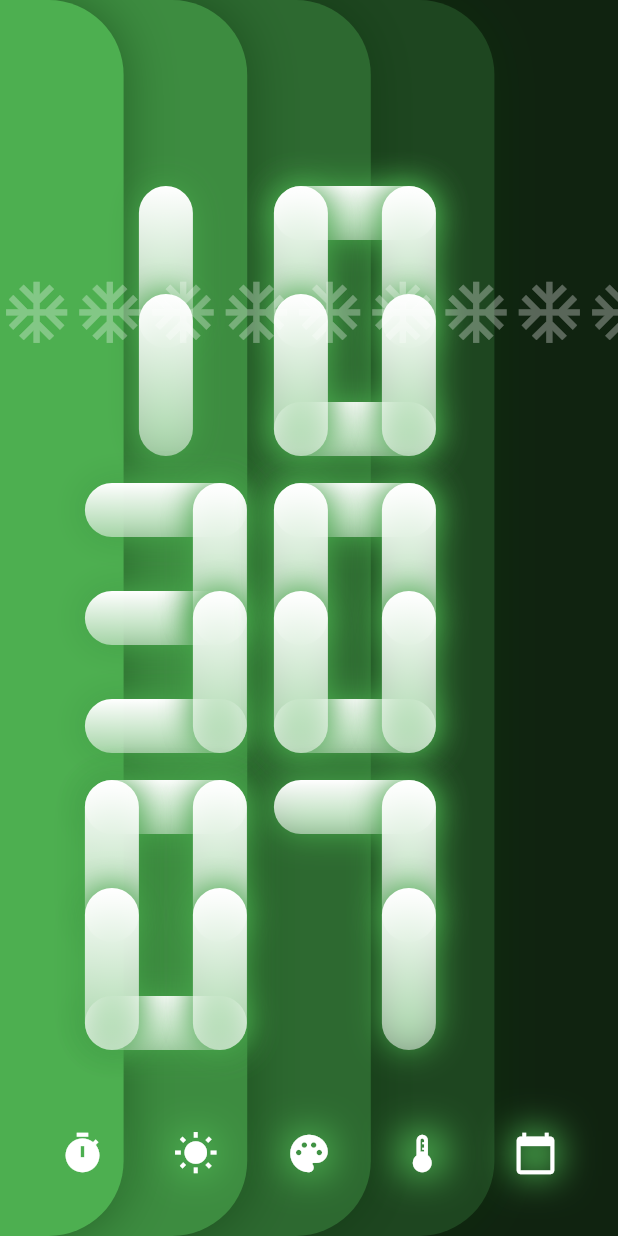
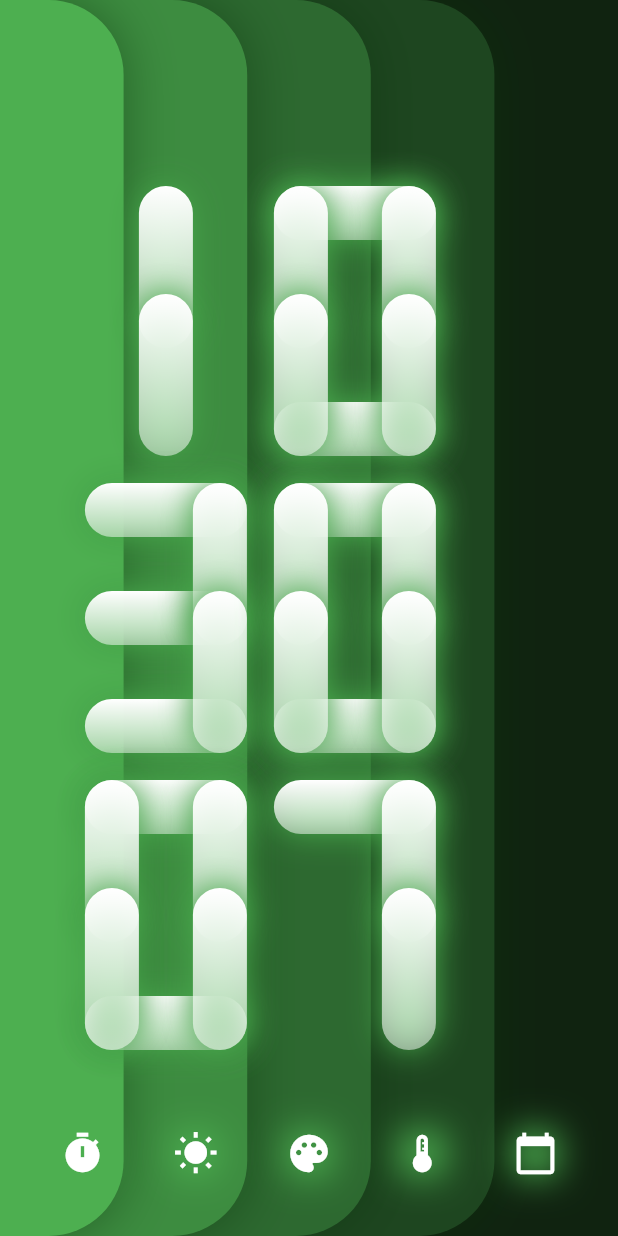
Before and after one commit to romanejaquez/flutter_clock_challenge, a Flutter app: the screen it shows after launch, on a phone screen of 412 x 824 dp. Run offline on Flutter 3.47's test engine with Material 2 defaults, Android fonts, the phone set to English and light mode, and no system bars.

Commit message:
default theme

```diff
--- a/lib/services/clockanimationservice.dart
+++ b/lib/services/clockanimationservice.dart
@@ -10,7 +10,7 @@ class ClockAnimationService extends ChangeNotifier {
   };
 
   bool showClockAnimation = false;
-  IconData? themeIcon = Icons.ac_unit;
+  IconData? themeIcon;
 
   void setClockAnimationTheme(ClockThemes clockTheme) {
     resetAnimation();
--- a/lib/widgets/digitalclockbg.dart
+++ b/lib/widgets/digitalclockbg.dart
@@ -13,7 +13,6 @@ class DigitalClockBg extends StatelessWidget {
     return Consumer<ClockThemeService>(
       builder: (context, service, child) {
         ClockTheme theme = Utils.getTheme();
-
         return Stack(
           children: [
             Container(
```
Lines whose indentation alone changed are shown as unchanged.
